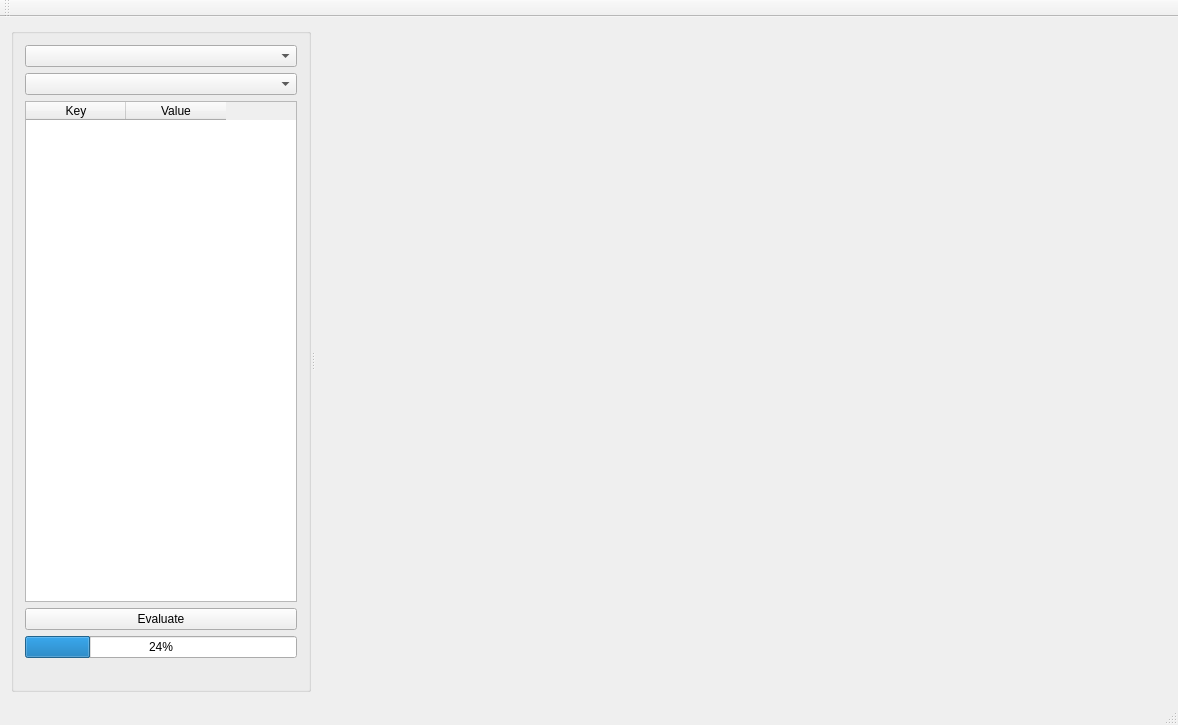
This is gui_app/mainwindow.ui in olegyablokov/pde-numeric-solver as Qt 5 draws it before an edit. The edited form follows.
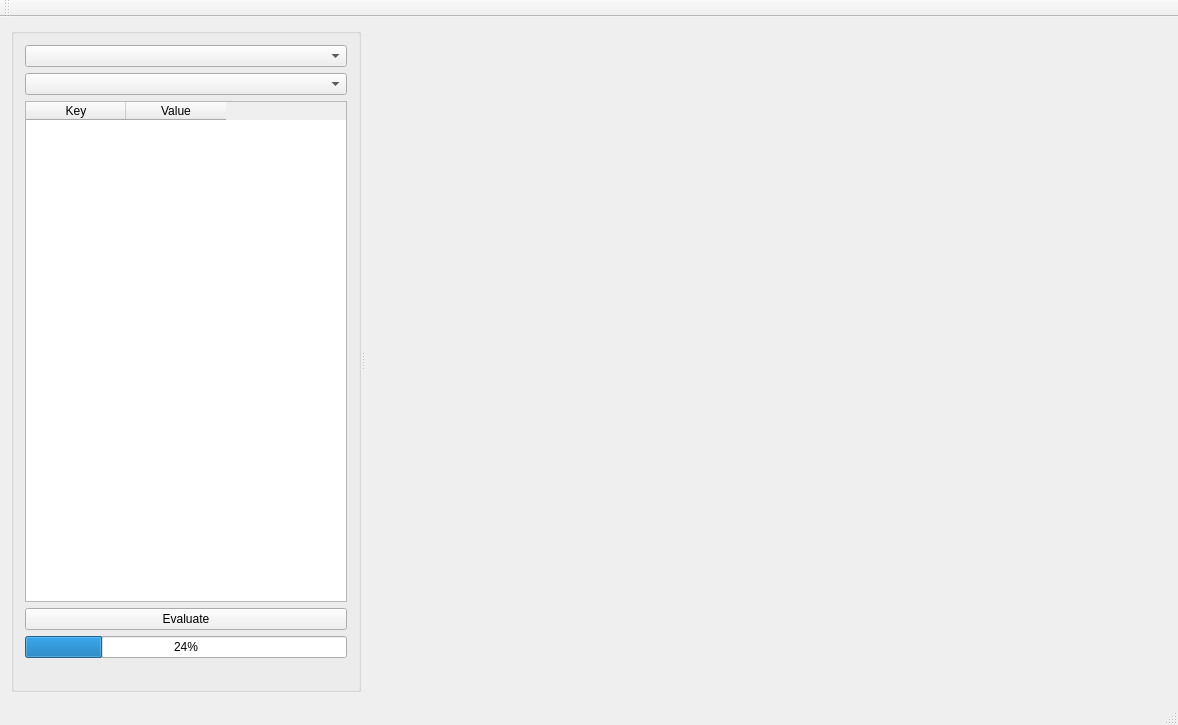
This is the edited form.

```diff
--- a/gui_app/mainwindow.ui
+++ b/gui_app/mainwindow.ui
@@ -37,7 +37,7 @@
       </property>
       <widget class="QGroupBox" name="groupBox">
        <property name="sizePolicy">
-        <sizepolicy hsizetype="Preferred" vsizetype="Preferred">
+        <sizepolicy hsizetype="Maximum" vsizetype="Preferred">
          <horstretch>0</horstretch>
          <verstretch>0</verstretch>
         </sizepolicy>
@@ -50,7 +50,7 @@
        </property>
        <property name="maximumSize">
         <size>
-         <width>300</width>
+         <width>350</width>
          <height>10000</height>
         </size>
        </property>
```
Left out of the diff: 2 changed lines with no effect on the pictures.
